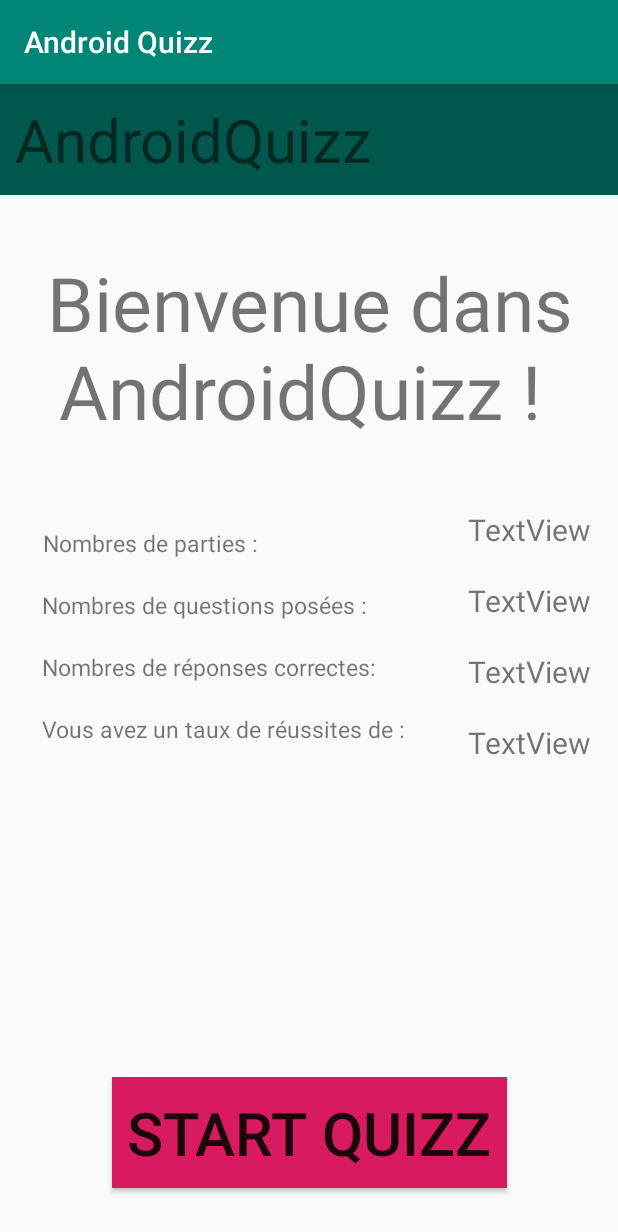
After one commit to Chewbaku/Android, an Android app: the activity_menu screen opened directly, with no data from a screen before it, on a phone screen of 412 x 824 dp. The commit adds this screen. Shown: the top 1232 px of the screen. Run offline under Robolectric (Android 15) with nearby library versions, the phone set to English and light mode, and no system bars.

Commit message:
layout_refait
j'ai changé le layout du menu

```diff
--- a/AndroidQuizz/app/src/main/AndroidManifest.xml
+++ b/AndroidQuizz/app/src/main/AndroidManifest.xml
@@ -9,6 +9,7 @@
         android:roundIcon="@mipmap/ic_launcher_round"
         android:supportsRtl="true"
         android:theme="@style/AppTheme">
+        <activity android:name=".activity_menu"></activity>
         <activity android:name=".MainActivity">
             <intent-filter>
                 <action android:name="android.intent.action.MAIN" />
--- /dev/null
+++ b/AndroidQuizz/app/src/main/java/com/example/androidquizz/activity_menu.java
@@ -0,0 +1,15 @@
+package com.example.androidquizz;
+
+import android.support.v7.app.AppCompatActivity;
+import android.os.Bundle;
+
+import com.example.androidquizz.R;
+
+public class activity_menu extends AppCompatActivity {
+
+    @Override
+    protected void onCreate(Bundle savedInstanceState) {
+        super.onCreate(savedInstanceState);
+        setContentView(R.layout.activity_menu);
+    }
+}
--- a/AndroidQuizz/app/src/main/res/layout/menu.xml
+++ b/AndroidQuizz/app/src/main/res/layout/activity_menu.xml
@@ -1,10 +1,10 @@
 <?xml version="1.0" encoding="utf-8"?>
-<android.support.constraint.ConstraintLayout
-    xmlns:android="http://schemas.android.com/apk/res/android"
+<android.support.constraint.ConstraintLayout xmlns:android="http://schemas.android.com/apk/res/android"
     xmlns:app="http://schemas.android.com/apk/res-auto"
     xmlns:tools="http://schemas.android.com/tools"
     android:layout_width="match_parent"
-    android:layout_height="match_parent">
+    android:layout_height="match_parent"
+    tools:context=".activity_menu">
 
     <TextView
         android:id="@+id/text_menu"
```
